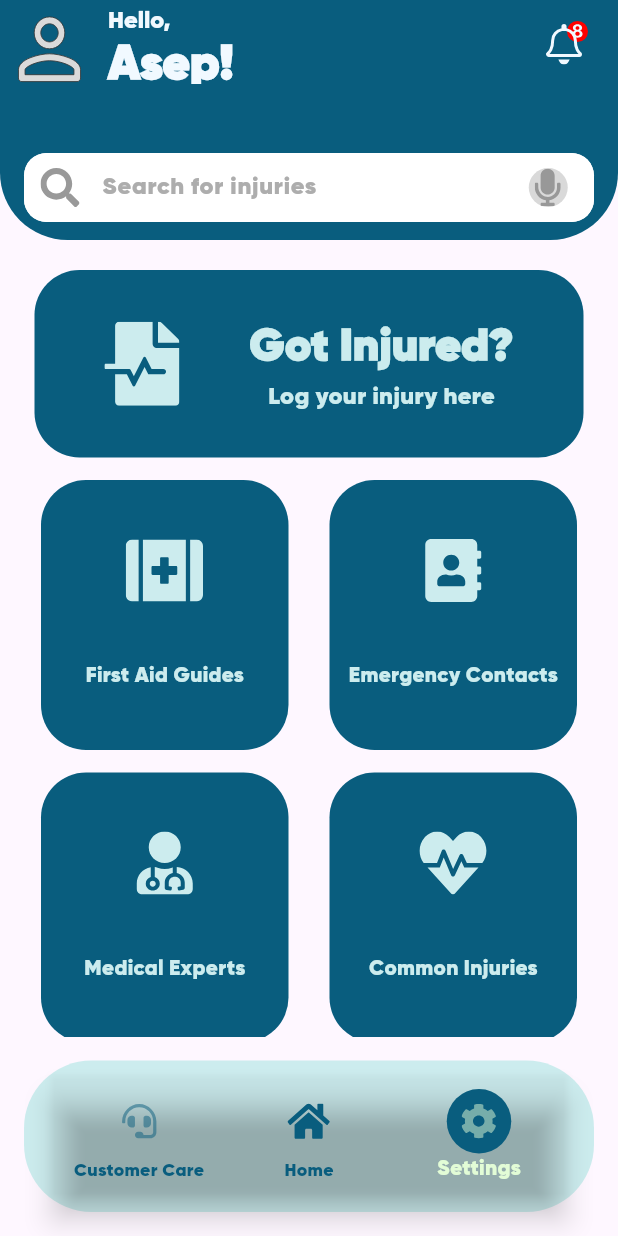
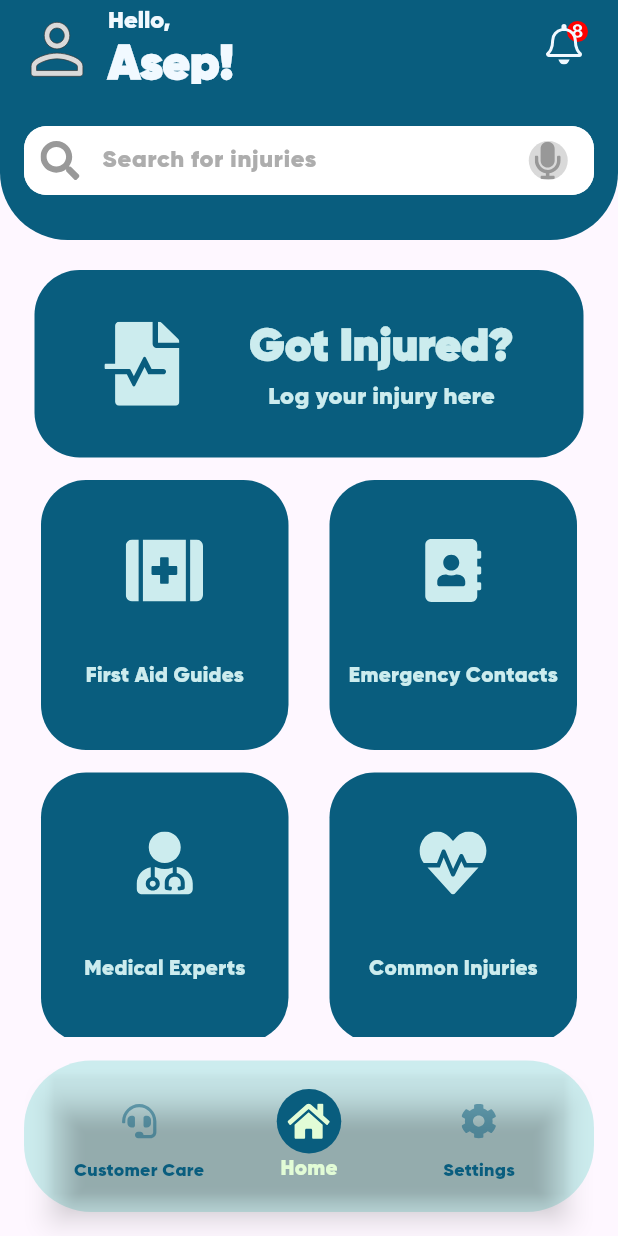
Before and after one commit to girindradmada/aidminton, a Flutter app: the screen it shows after launch, on a phone screen of 412 x 824 dp. Run offline on Flutter 3.47's test engine with Material 3 defaults, Android fonts, the phone set to English and light mode, and no system bars; our stand-ins replace flutter_svg.

Commit message:
NEWFE-ERA

```diff
--- a/lib/pages/home.dart
+++ b/lib/pages/home.dart
@@ -9,7 +9,7 @@ class HomePage extends StatefulWidget {
 }
 
 class _HomePageState extends State<HomePage> {
-  int myIndex = 2;
+  int myIndex = 1;
 
   @override
   Widget build(BuildContext context) {
@@ -61,8 +61,10 @@ class _HomePageState extends State<HomePage> {
                     'assets/icons/Customer Care.svg',
                     width: 30,
                     height: 24,
-                    // ignore: deprecated_member_use
-                    color: myIndex == 0 ? Color(0xffE2FCD6) : Color(0xff095D7E)
+                    colorFilter: ColorFilter.mode(
+                      myIndex == 0 ? Color(0xffE2FCD6) : Color(0xff095D7E),
+                      BlendMode.srcIn,
+                    ),
                   ),
                 ),
               ),
@@ -81,7 +83,10 @@ class _HomePageState extends State<HomePage> {
                     'assets/icons/Home.svg',
                     width: 30,
                     height: 24,
-                    color: myIndex == 1 ? Color(0xffE2FCD6) : Color(0xff095D7E)
+                    colorFilter: ColorFilter.mode(
+                      myIndex == 1 ? Color(0xffE2FCD6) : Color(0xff095D7E),
+                      BlendMode.srcIn,
+                    ),
                   ),
                 ),
               ),
@@ -100,7 +105,10 @@ class _HomePageState extends State<HomePage> {
                     'assets/icons/Settings.svg',
                     width: 30,
                     height: 24,
-                    color: myIndex == 2 ? Color(0xffE2FCD6) : Color(0xff095D7E)
+                    colorFilter: ColorFilter.mode(
+                      myIndex == 2 ? Color(0xffE2FCD6) : Color(0xff095D7E),
+                      BlendMode.srcIn,
+                    ),
                   ),
                 ),
               ),
@@ -325,7 +333,7 @@ class _HomePageState extends State<HomePage> {
         backgroundColor: Color(0xff095D7E),
         elevation: 0,
         leading: Padding(
-          padding: const EdgeInsets.only(top: 10, left: 10),
+          padding: const EdgeInsets.only(top: 10, left: 20),
           child: SvgPicture.asset(
             'assets/icons/profile.svg',
             width: 64,
@@ -359,6 +367,7 @@ class _HomePageState extends State<HomePage> {
           child: Padding(
             padding: const EdgeInsets.fromLTRB(16, 0, 16, 12),
             child: Container(
+              margin: EdgeInsets.only(bottom: 18),
               height: 46,
               decoration: BoxDecoration(
                 color: Colors.white,
```
